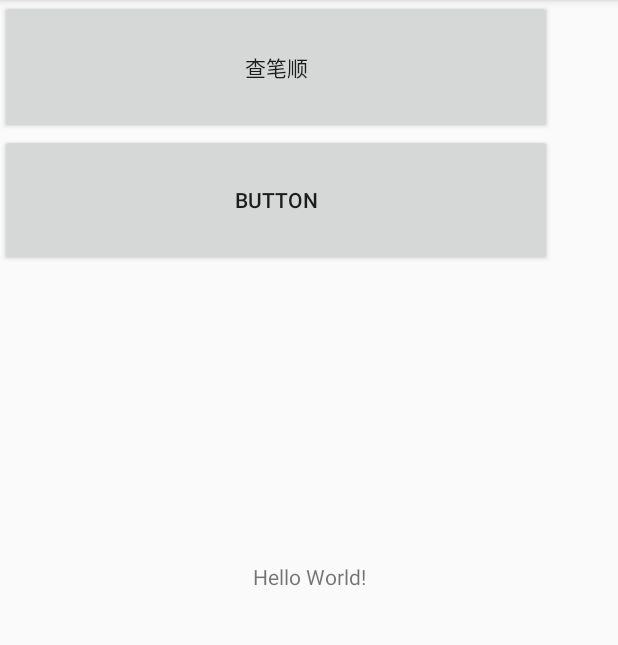
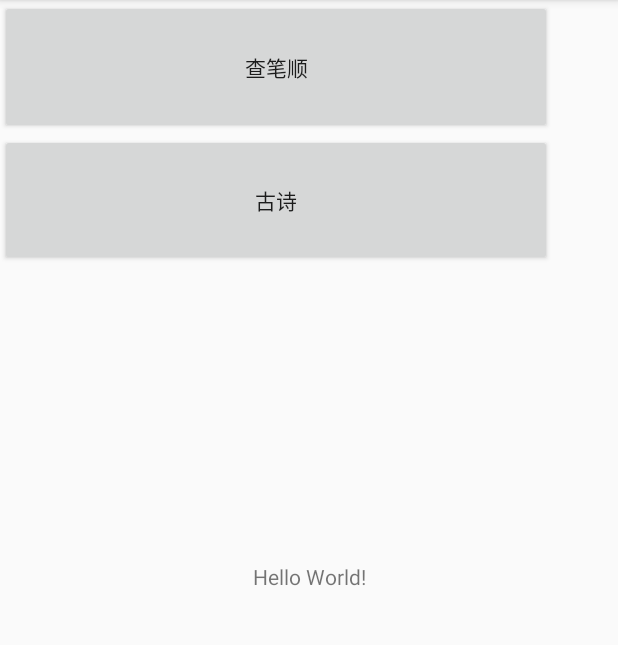
Before and after one commit to weilaidb/school, an Android app: the screen it shows after launch (MainActivity), after a tap on "查笔顺", on a phone screen of 412 x 824 dp, the part 84-729 px from its top. Run offline under Robolectric (Android 15) with nearby library versions, the light colour scheme and no system bars.

Commit message:
增加古诗

```diff
--- a/pupil2/app/src/main/java/com/example/dell/pupil/MainActivity.java
+++ b/pupil2/app/src/main/java/com/example/dell/pupil/MainActivity.java
@@ -11,6 +11,8 @@ import android.view.View;
 import android.view.Menu;
 import android.view.MenuItem;
 import android.widget.Button;
+
+import org.w3c.dom.Text;
 
 public class MainActivity extends AppCompatActivity {
 
@@ -33,18 +35,44 @@ public class MainActivity extends AppCompatActivity {
         buttonset();
     }
 
+
+
     public void buttonset()
     {
-        Button btn1 = (Button)findViewById(R.id.button_bishun);
-        btn1.setOnClickListener(new View.OnClickListener() {
+        handler_buttonbishun();
+        handler_buttongushi();
+    }
+
+    public void handler_buttonbishun()
+    {
+        Button btn_bishun = (Button)findViewById(R.id.button_bishun);
+        btn_bishun.setOnClickListener(new View.OnClickListener() {
             @Override
             public void onClick(View v) {
-                Uri uri = Uri.parse("https://www.hanzi5.com/bishun/");
+                String texttmp = (String)getResources().getString(R.string.text_bishun);
+                Uri uri = Uri.parse(texttmp);
                 Intent intent = new Intent(Intent.ACTION_VIEW, uri);
                 startActivity(intent);
             }
         });
     }
+
+    public void handler_buttongushi()
+    {
+        Button btn_gushi = (Button)findViewById(R.id.button_gushi);
+        btn_gushi.setOnClickListener(new View.OnClickListener() {
+            @Override
+            public void onClick(View v) {
+                String texttmp = (String)getResources().getString(R.string.text_gushi);
+                Uri uri = Uri.parse(texttmp);
+                Intent intent = new Intent(Intent.ACTION_VIEW, uri);
+                startActivity(intent);
+            }
+        });
+    }
+
+
+
 
     @Override
     public boolean onCreateOptionsMenu(Menu menu) {
--- a/pupil2/app/src/main/res/layout/content_main.xml
+++ b/pupil2/app/src/main/res/layout/content_main.xml
@@ -35,10 +35,10 @@
                 android:text="查笔顺" />
 
             <Button
-                android:id="@+id/button3"
+                android:id="@+id/button_gushi"
                 android:layout_width="match_parent"
                 android:layout_height="88dp"
-                android:text="Button" />
+                android:text="古诗" />
         </LinearLayout>
     </FrameLayout>
 
--- a/pupil2/app/src/main/res/values/strings.xml
+++ b/pupil2/app/src/main/res/values/strings.xml
@@ -1,4 +1,6 @@
 <resources>
     <string name="app_name">pupil</string>
     <string name="action_settings">Settings</string>
+    <string name="text_gushi">https://www.gushiwen.org/</string>
+    <string name="text_bishun">https://www.hanzi5.com/bishun/</string>
 </resources>
```
Also changed, not shown: 1 other file.
